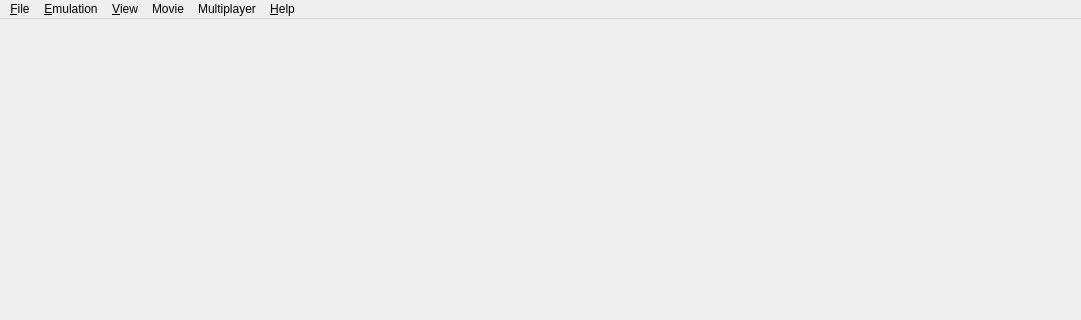
Before: the Qt Designer form src/citra_qt/main.ui in grimtnt/citra, drawn with Qt 5; both pictures show x 0 to 1081 and y 0 to 320 of the 1081 by 730 pixel window.
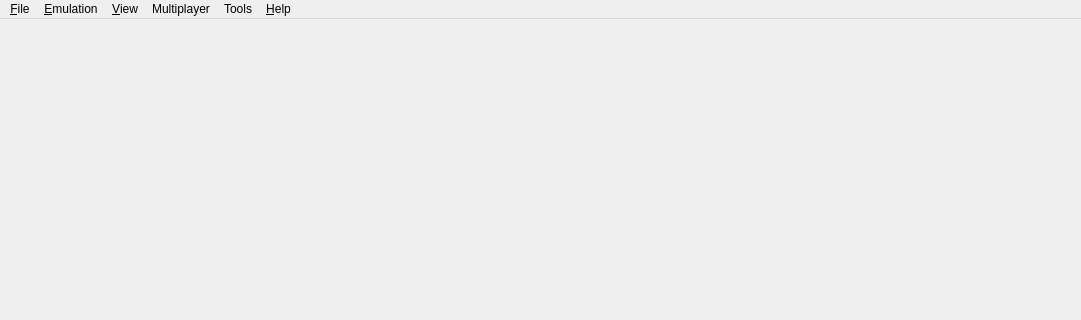
After: the same form once the commit is applied. Icons and pictures are not drawn.

Commit message:
citra_qt: rename the menu to Tools
Also made Movie a sub-menu of Tools.

Diff of the .ui file:
```diff
--- a/src/citra_qt/main.ui
+++ b/src/citra_qt/main.ui
@@ -114,12 +114,10 @@
     <addaction name="action_Connect_To_Room"/>
     <addaction name="action_Leave_Room"/>
    </widget>
-   <widget class="QMenu" name="menu_Help">
+   <widget class="QMenu" name="menu_Tools">
     <property name="title">
-     <string>&amp;Help</string>
+     <string>Tools</string>
     </property>
-    <addaction name="action_About"/>
-   </widget>
    <widget class="QMenu" name="menu_Movie">
     <property name="title">
      <string>Movie</string>
@@ -127,14 +125,22 @@
     <addaction name="action_Record_Movie"/>
     <addaction name="action_Play_Movie"/>
     <addaction name="action_Stop_Recording_Playback"/>
+    </widget>
+    <addaction name="menu_Movie"/>
     <addaction name="separator"/>
     <addaction name="action_Capture_Screenshot"/>
    </widget>
+   <widget class="QMenu" name="menu_Help">
+    <property name="title">
+     <string>&amp;Help</string>
+    </property>
+    <addaction name="action_About"/>
+   </widget>
    <addaction name="menu_File"/>
    <addaction name="menu_Emulation"/>
    <addaction name="menu_View"/>
-   <addaction name="menu_Movie"/>
    <addaction name="menu_Multiplayer"/>
+   <addaction name="menu_Tools"/>
    <addaction name="menu_Help"/>
   </widget>
   <action name="action_Load_File">
```
Lines whose indentation alone changed are shown as unchanged.
